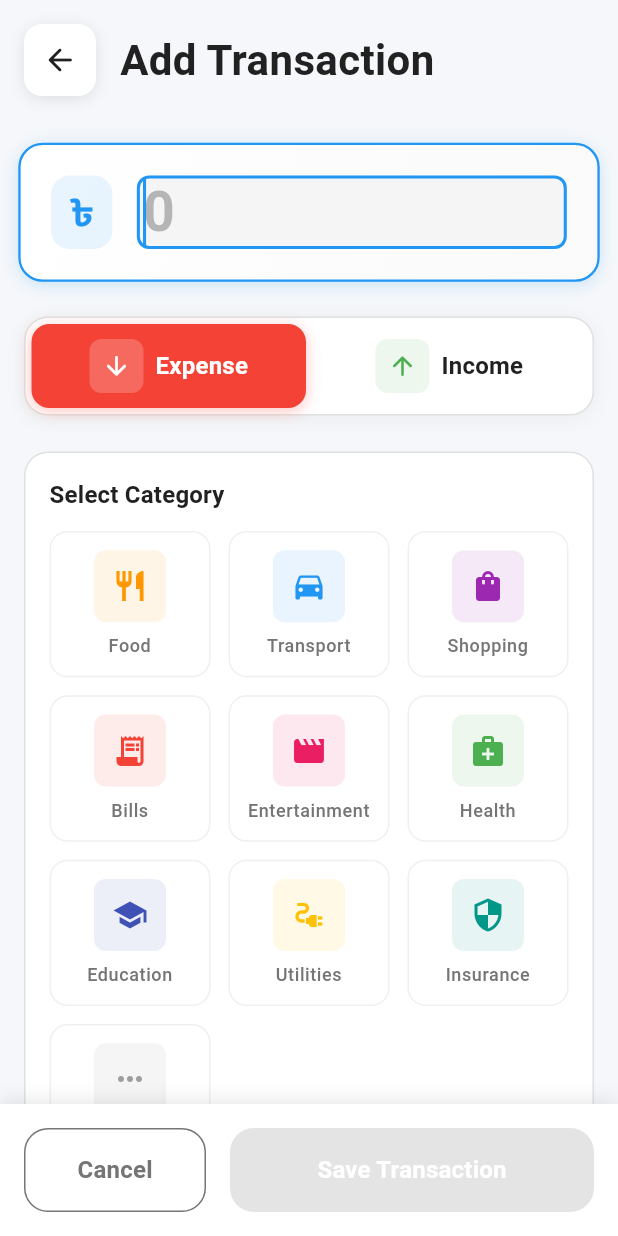
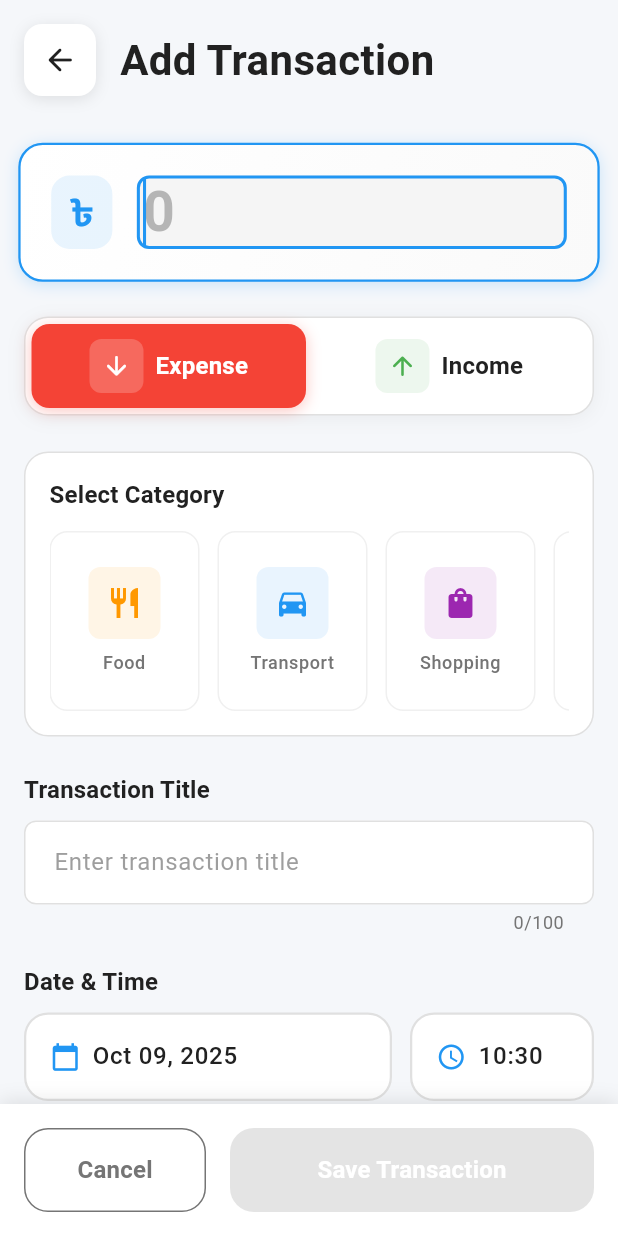
Before and after one commit to sohailmahmud/techcare-flutter-assessment-sohail, a Flutter app: the AddEditTransactionScreen screen opened directly, on a phone screen of 412 x 824 dp. Run offline on Flutter 3.47's test engine with Material 3 defaults, Android fonts, the phone set to English and light mode, and no system bars; our stand-ins replace bloc, connectivity_plus, dartz, dio, equatable, fl_chart and 5 more; accounts and stored records are empty.

Commit message:
refactor: Transaction management with improved state handling and UI updates

```diff
--- a/lib/data/datasources/mock_api_service.dart
+++ b/lib/data/datasources/mock_api_service.dart
@@ -496,8 +496,11 @@ class MockApiService {
         };
       }).toList();
 
-      // Get recent transactions (limit to 10)
-      final recentTransactions = _transactions
+      // Get recent transactions (limit to 10) - sorted by date descending (newest first)
+      final sortedTransactions = List<TransactionModel>.from(_transactions);
+      sortedTransactions.sort((a, b) => b.date.compareTo(a.date));
+
+      final recentTransactions = sortedTransactions
           .take(10)
           .map((t) => {
             'id': t.id,
--- a/lib/presentation/dashboard/widgets/spending_pie_chart.dart
+++ b/lib/presentation/dashboard/widgets/spending_pie_chart.dart
@@ -35,7 +35,7 @@ class _SpendingPieChartState extends State<SpendingPieChart>
   void initState() {
     super.initState();
     _animationController = AnimationController(
-      duration: AppConstants.refreshDelay,
+      duration: AppConstants.chartAnimation,
       vsync: this,
     );
     _animation = CurvedAnimation(
--- a/lib/presentation/transactions/form/pages/add_edit_transaction_screen.dart
+++ b/lib/presentation/transactions/form/pages/add_edit_transaction_screen.dart
@@ -14,6 +14,7 @@ import '../widgets/category_selector.dart';
 import '../widgets/transaction_details_form.dart';
 
 class AddEditTransactionScreen extends StatefulWidget {
+  static const routeName = '/add-edit-transaction';
   final Transaction? transaction; // null for add, non-null for edit
 
   const AddEditTransactionScreen({
@@ -104,9 +105,19 @@ class _AddEditTransactionScreenState extends State<AddEditTransactionScreen>
 
   @override
   Widget build(BuildContext context) {
+    // Get route arguments for transaction type if provided
+    final routeArgs = ModalRoute.of(context)?.settings.arguments as Map<String, dynamic>?;
+    final transactionType = routeArgs?['type'] as TransactionType?;
+
     return BlocProvider(
-      create: (context) => di.sl<TransactionFormBloc>()
-        ..add(InitializeForm(transaction: widget.transaction)),
+      create: (context) {
+        final bloc = di.sl<TransactionFormBloc>();
+        bloc.add(InitializeForm(transaction: widget.transaction));
+        if (transactionType != null) {
+          bloc.add(TransactionTypeChanged(transactionType));
+        }
+        return bloc;
+      },
       child: BlocListener<TransactionFormBloc, TransactionFormBlocState>(
         listener: (context, state) {
           if (state is TransactionFormReady && state.isSuccessful) {
--- a/lib/presentation/transactions/form/widgets/category_selector.dart
+++ b/lib/presentation/transactions/form/widgets/category_selector.dart
@@ -90,24 +90,24 @@ class CategorySelector extends StatelessWidget {
   }
 
   Widget _buildCategoryGrid() {
-    return GridView.builder(
-      shrinkWrap: true,
-      physics: const NeverScrollableScrollPhysics(),
-      gridDelegate: const SliverGridDelegateWithFixedCrossAxisCount(
-        crossAxisCount: 3,
-        childAspectRatio: 1.1,
-        crossAxisSpacing: Spacing.space12,
-        mainAxisSpacing: Spacing.space12,
-      ),
+    return SizedBox(
+      height: 120,
+      child: ListView.builder(
+        scrollDirection: Axis.horizontal,
         itemCount: categories.length,
         itemBuilder: (context, index) {
           final category = categories[index];
           final isSelected = selectedCategory?.id == category.id;
 
-        return GestureDetector(
+          return Padding(
+            padding: EdgeInsets.only(
+              right: index < categories.length - 1 ? Spacing.space12 : 0,
+            ),
+            child: GestureDetector(
               onTap: () => onCategorySelected(category),
               child: AnimatedContainer(
                 duration: const Duration(milliseconds: 200),
+                width: 100,
                 decoration: BoxDecoration(
                   color: isSelected
                       ? category.color.withValues(alpha: 0.15)
@@ -161,14 +161,16 @@ class CategorySelector extends StatelessWidget {
                             : FontWeight.w500,
                       ),
                       textAlign: TextAlign.center,
-                  maxLines: 1,
+                      maxLines: 2,
                       overflow: TextOverflow.ellipsis,
                     ),
                   ],
                 ),
               ),
+            ),
           );
         },
+      ),
     );
   }
 }
```
Also changed, not shown: lib/presentation/analytics/pages/analytics_page.dart (+11 -1 lines), lib/presentation/dashboard/pages/dashboard_page.dart (+11 -1 lines), lib/presentation/transactions/list/bloc/transactions_bloc.dart (+6 -18 lines), lib/presentation/transactions/list/widgets/transactions_list_view.dart (+90 -143 lines). Lines whose indentation alone changed are shown as unchanged.
